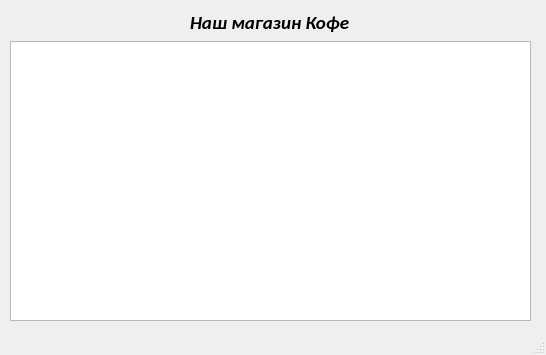
Before: the Qt Designer form main.ui in nickson-komi/coffee_shop, drawn with Qt 5.
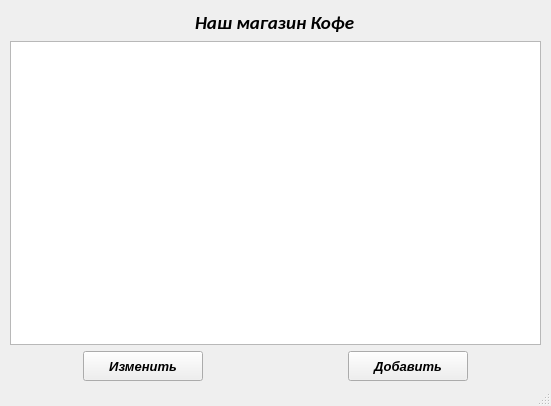
After: the same form once the commit is applied.

What changed in the file:
```diff
--- a/main.ui
+++ b/main.ui
@@ -9,8 +9,8 @@
    <rect>
     <x>0</x>
     <y>0</y>
-    <width>546</width>
-    <height>355</height>
+    <width>551</width>
+    <height>406</height>
    </rect>
   </property>
   <property name="sizePolicy">
@@ -28,8 +28,8 @@
      <rect>
       <x>10</x>
       <y>10</y>
-      <width>521</width>
-      <height>311</height>
+      <width>531</width>
+      <height>371</height>
      </rect>
     </property>
     <layout class="QVBoxLayout" name="verticalLayout">
@@ -68,6 +68,81 @@
        </property>
       </widget>
      </item>
+     <item>
+      <layout class="QHBoxLayout" name="horizontalLayout">
+       <property name="spacing">
+        <number>0</number>
+       </property>
+       <property name="sizeConstraint">
+        <enum>QLayout::SetMinimumSize</enum>
+       </property>
+       <property name="topMargin">
+        <number>0</number>
+       </property>
+       <property name="rightMargin">
+        <number>0</number>
+       </property>
+       <property name="bottomMargin">
+        <number>0</number>
+       </property>
+       <item alignment="Qt::AlignHCenter">
+        <widget class="QPushButton" name="editButton">
+         <property name="minimumSize">
+          <size>
+           <width>120</width>
+           <height>30</height>
+          </size>
+         </property>
+         <property name="font">
+          <font>
+           <family>Arial</family>
+           <pointsize>10</pointsize>
+           <weight>75</weight>
+           <italic>true</italic>
+           <bold>true</bold>
+          </font>
+         </property>
+         <property name="text">
+          <string>Изменить</string>
+         </property>
+        </widget>
+       </item>
+       <item alignment="Qt::AlignHCenter|Qt::AlignVCenter">
+        <widget class="QPushButton" name="addButton">
+         <property name="sizePolicy">
+          <sizepolicy hsizetype="Fixed" vsizetype="Fixed">
+           <horstretch>0</horstretch>
+           <verstretch>0</verstretch>
+          </sizepolicy>
+         </property>
+         <property name="minimumSize">
+          <size>
+           <width>120</width>
+           <height>30</height>
+          </size>
+         </property>
+         <property name="maximumSize">
+          <size>
+           <width>77</width>
+           <height>16777215</height>
+          </size>
+         </property>
+         <property name="font">
+          <font>
+           <family>Arial</family>
+           <pointsize>10</pointsize>
+           <weight>75</weight>
+           <italic>true</italic>
+           <bold>true</bold>
+          </font>
+         </property>
+         <property name="text">
+          <string>Добавить</string>
+         </property>
+        </widget>
+       </item>
+      </layout>
+     </item>
     </layout>
    </widget>
   </widget>
```
